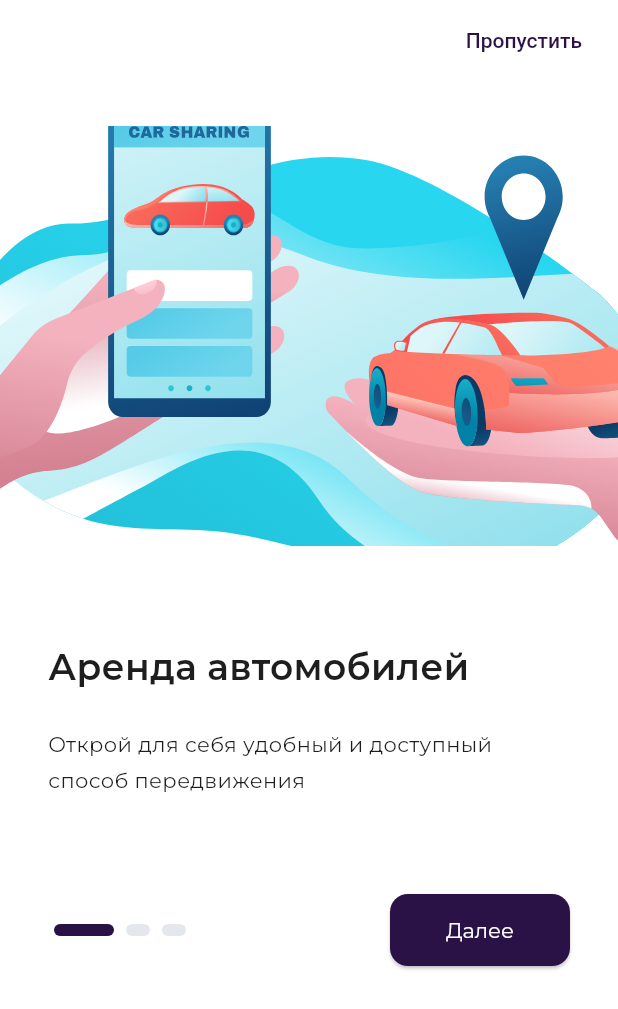
After one commit to mindlss/DriveNext, a Flutter app: the OnboardingScreen screen opened by its route, on a phone screen of 412 x 824 dp. The commit adds this screen. Shown: the top 1009 px of the screen. Run offline on Flutter 3.47's test engine with Material 3 defaults, Android fonts, the phone set to English and light mode, and no system bars; our stand-ins replace connectivity_plus, flutter_svg, go_router; project files that could hold a hidden picture were left out.

Commit message:
[+] Onboarding

```diff
--- a/lib/app/router/app_router.dart
+++ b/lib/app/router/app_router.dart
@@ -3,12 +3,14 @@ import 'package:go_router/go_router.dart';
 import '../../features/splash/splash_screen.dart';
 import '../../features/auth/login/login_screen.dart';
 import '../../features/connection/no_connection/no_connection_screen.dart';
+import '../../features/onboarding/onboarding_screen.dart';
 
 abstract class AppRoutes {
   static const String splash = '/';
   static const String login = '/login';
   static const String home = '/home';
   static const String noConnection = '/no-connection';
+  static const String onboarding = '/onboarding';
 }
 
 final GoRouter appRouter = GoRouter(
@@ -28,5 +30,10 @@ final GoRouter appRouter = GoRouter(
       name: 'no_connection',
       builder: (context, state) => const NoConnectionScreen(),
     ),
+    GoRoute(
+      path: AppRoutes.onboarding,
+      name: 'onboarding',
+      builder: (context, state) => const OnboardingScreen(),
+    ),
   ],
 );
--- a/lib/app/theme/colors.dart
+++ b/lib/app/theme/colors.dart
@@ -6,6 +6,7 @@ class AppColors {
   static const background = Color(0xFFFFFFFF);
   static const error = Color(0xFFF04438);
   static const border = Color(0xFFE0E0E0);
+  static const indicatorGray = Color(0xFFE4E7EC);
 
   static const textPrimary = Color(0xFF1E1E1E);
   static const textSecondary = Color(0xFF667085);
--- /dev/null
+++ b/lib/features/onboarding/onboarding_screen.dart
@@ -0,0 +1,184 @@
+import 'package:drivenext/app/widgets/app_text_button.dart';
+import 'package:flutter/material.dart';
+import 'package:go_router/go_router.dart';
+import 'package:flutter_svg/flutter_svg.dart';
+import 'package:drivenext/app/theme/colors.dart';
+import 'package:drivenext/app/theme/typography.dart';
+import '../../../app/router/app_router.dart';
+
+class OnboardingScreen extends StatefulWidget {
+  const OnboardingScreen({super.key});
+
+  @override
+  State<OnboardingScreen> createState() => _OnboardingScreenState();
+}
+
+class _OnboardingScreenState extends State<OnboardingScreen> {
+  int _currentPage = 0;
+
+  final List<_OnboardingData> _pages = const [
+    _OnboardingData(
+      title: 'Аренда автомобилей',
+      subtitle: 'Открой для себя удобный и доступный способ передвижения',
+      image: 'assets/images/onboard_1.svg',
+      fullWidth: true,
+    ),
+    _OnboardingData(
+      title: 'Безопасно и удобно',
+      subtitle: 'Арендуй автомобиль и наслаждайся его удобством',
+      image: 'assets/images/onboard_2.svg',
+      fullWidth: false,
+    ),
+    _OnboardingData(
+      title: 'Лучшие предложения',
+      subtitle: 'Выбирай понравившееся среди сотен доступных автомобилей',
+      image: 'assets/images/onboard_3.svg',
+      fullWidth: true,
+    ),
+  ];
+
+  @override
+  void initState() {
+    super.initState();
+  }
+
+  void _nextPage() {
+    if (_currentPage < _pages.length - 1) {
+      setState(() => _currentPage++);
+    } else {
+      context.go(AppRoutes.login);
+    }
+  }
+
+  void _skip() => context.go(AppRoutes.login);
+
+  @override
+  Widget build(BuildContext context) {
+    final page = _pages[_currentPage];
+
+    return Scaffold(
+      backgroundColor: AppColors.background,
+      body: SafeArea(
+        child: Stack(
+          children: [
+            Column(
+              children: [
+                const SizedBox(height: 84),
+
+                AnimatedSwitcher(
+                  duration: const Duration(milliseconds: 200),
+                  transitionBuilder: (child, animation) =>
+                      FadeTransition(opacity: animation, child: child),
+                  child: page.fullWidth
+                      ? SvgPicture.asset(
+                          page.image,
+                          key: ValueKey(page.image),
+                          width: MediaQuery.of(context).size.width,
+                          height: 280,
+                          fit: BoxFit.cover,
+                        )
+                      : Center(
+                          child: SvgPicture.asset(
+                            page.image,
+                            key: ValueKey(page.image),
+                            width: 320,
+                            height: 280,
+                            fit: BoxFit.contain,
+                          ),
+                        ),
+                ),
+
+                const SizedBox(height: 64),
+
+                Container(
+                  key: ValueKey(page.title),
+                  width: double.infinity,
+                  margin: const EdgeInsets.symmetric(horizontal: 16),
+                  padding: const EdgeInsets.symmetric(horizontal: 16),
+                  child: Column(
+                    crossAxisAlignment: CrossAxisAlignment.start,
+                    children: [
+                      Text(page.title, style: AppTypography.h2),
+                      const SizedBox(height: 24),
+                      Text(
+                        page.subtitle,
+                        style: AppTypography.h3.copyWith(
+                          color: AppColors.textPrimary,
+                        ),
+                      ),
+                      const SizedBox(height: 64),
+
+                      Row(
+                        mainAxisAlignment: MainAxisAlignment.spaceBetween,
+                        children: [
+                          _buildIndicator(),
+                          ElevatedButton(
+                            onPressed: _nextPage,
+                            style: ElevatedButton.styleFrom(
+                              backgroundColor: AppColors.primary,
+                              minimumSize: const Size(120, 48),
+                              shape: RoundedRectangleBorder(
+                                borderRadius: BorderRadius.circular(12),
+                              ),
+                            ),
+                            child: Text(
+                              _currentPage == _pages.length - 1
+                                  ? 'Поехали'
+                                  : 'Далее',
+                              style: AppTypography.h3.copyWith(
+                                color: Colors.white,
+                              ),
+                            ),
+                          ),
+                        ],
+                      ),
+                    ],
+                  ),
+                ),
+              ],
+            ),
+
+            Positioned(
+              top: 16,
+              right: 24,
+              child: AppTextButton(text: 'Пропустить', onPressed: _skip),
+            ),
+          ],
+        ),
+      ),
+    );
+  }
+
+  Widget _buildIndicator() {
+    return Row(
+      mainAxisSize: MainAxisSize.min,
+      children: List.generate(_pages.length, (index) {
+        final isActive = index == _currentPage;
+        return AnimatedContainer(
+          duration: const Duration(milliseconds: 250),
+          margin: const EdgeInsets.symmetric(horizontal: 4),
+          width: isActive ? 40 : 16,
+          height: 8,
+          decoration: BoxDecoration(
+            color: isActive ? AppColors.primary : AppColors.indicatorGray,
+            borderRadius: BorderRadius.circular(8),
+          ),
+        );
+      }),
+    );
+  }
+}
+
+class _OnboardingData {
+  final String title;
+  final String subtitle;
+  final String image;
+  final bool fullWidth;
+
+  const _OnboardingData({
+    required this.title,
+    required this.subtitle,
+    required this.image,
+    required this.fullWidth,
+  });
+}
--- a/lib/features/splash/splash_screen.dart
+++ b/lib/features/splash/splash_screen.dart
@@ -38,7 +38,7 @@ class _SplashScreenState extends State<SplashScreen> {
     if (isAuthorized) {
       context.go(AppRoutes.home);
     } else {
-      context.go(AppRoutes.login);
+      context.go(AppRoutes.onboarding);
     }
   }
 
```
Also changed, not shown: assets/images/onboard_1.svg (added), assets/images/onboard_2.svg (added), assets/images/onboard_3.svg (added).
